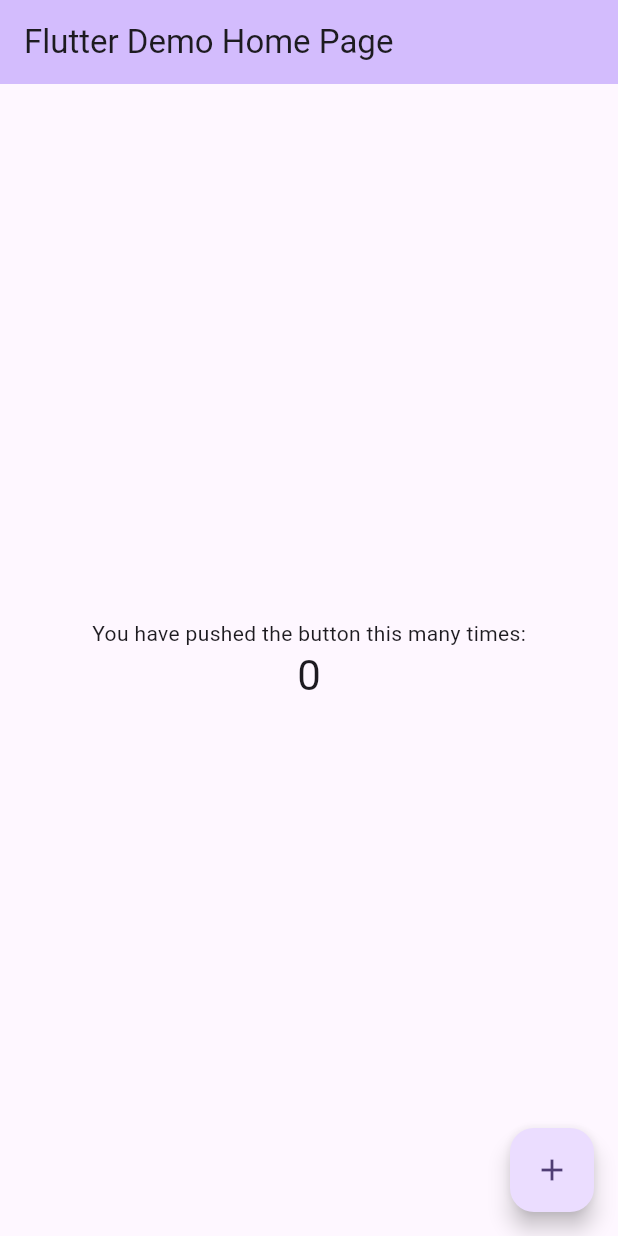
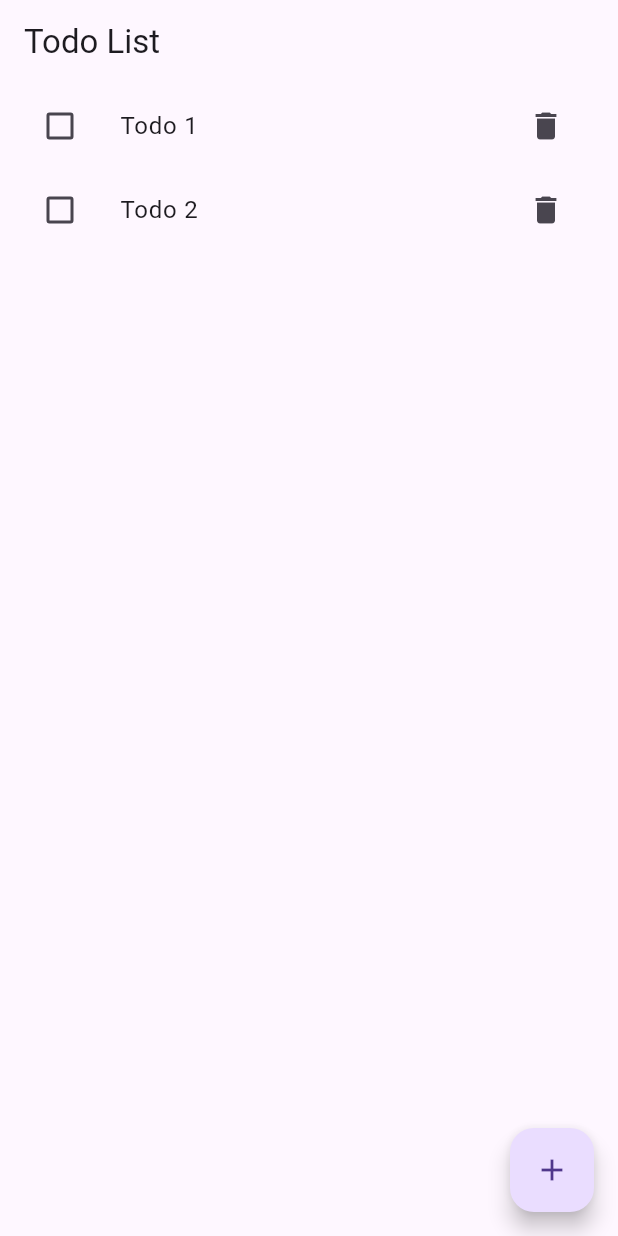
Before and after one commit to Abdi-Adan/todo_concept, a Flutter app: the screen it shows after launch, on a phone screen of 412 x 824 dp. Run offline on Flutter 3.47's test engine with Material 3 defaults, Android fonts, the phone set to English and light mode, and no system bars; our stand-ins replace bloc, equatable, flutter_bloc, logger.

Commit message:
feat: setup app scaffold, add bloc pattern'

```diff
--- /dev/null
+++ b/lib/domain/bloc/todo_bloc.dart
@@ -0,0 +1,49 @@
+import 'package:bloc/bloc.dart';
+import 'package:todo_concept/domain/bloc/todo_event.dart';
+import 'package:todo_concept/domain/bloc/todo_state.dart';
+import 'package:todo_concept/domain/models/todo.dart';
+import 'package:todo_concept/repositories/todo_repository.dart';
+
+class TodoBloc extends Bloc<TodoEvent, TodoState> {
+  final TodoRepository todoRepository;
+
+  TodoBloc({required this.todoRepository}) : super(TodoInitial()) {
+    on<LoadTodos>((event, emit) async {
+      emit(TodoLoadInProgress());
+      try {
+        final todos = await todoRepository.fetchTodos();
+        emit(TodoLoadSuccess(todos));
+      } catch (e) {
+        emit(TodoLoadFailure(e.toString()));
+      }
+    });
+
+    on<AddTodo>((event, emit) async {
+      if (state is TodoLoadSuccess) {
+        final List<Todo> updatedTodos =
+            List.from((state as TodoLoadSuccess).todos)..add(event.todo);
+        emit(TodoLoadSuccess(updatedTodos));
+      }
+    });
+
+    on<UpdateTodo>((event, emit) async {
+      if (state is TodoLoadSuccess) {
+        final List<Todo> updatedTodos = (state as TodoLoadSuccess)
+            .todos
+            .map((todo) => todo.id == event.todo.id ? event.todo : todo)
+            .toList();
+        emit(TodoLoadSuccess(updatedTodos));
+      }
+    });
+
+    on<DeleteTodo>((event, emit) async {
+      if (state is TodoLoadSuccess) {
+        final updatedTodos = (state as TodoLoadSuccess)
+            .todos
+            .where((todo) => todo.id != event.id)
+            .toList();
+        emit(TodoLoadSuccess(updatedTodos));
+      }
+    });
+  }
+}
--- /dev/null
+++ b/lib/domain/bloc/todo_event.dart
@@ -0,0 +1,36 @@
+import 'package:equatable/equatable.dart';
+import 'package:todo_concept/domain/models/todo.dart';
+
+abstract class TodoEvent extends Equatable {
+  @override
+  List<Object?> get props => [];
+}
+
+class LoadTodos extends TodoEvent {}
+
+class AddTodo extends TodoEvent {
+  final Todo todo;
+
+  AddTodo(this.todo);
+
+  @override
+  List<Object> get props => [todo];
+}
+
+class UpdateTodo extends TodoEvent {
+  final Todo todo;
+
+  UpdateTodo(this.todo);
+
+  @override
+  List<Object> get props => [todo];
+}
+
+class DeleteTodo extends TodoEvent {
+  final String id;
+
+  DeleteTodo(this.id);
+
+  @override
+  List<Object> get props => [id];
+}
--- /dev/null
+++ b/lib/domain/bloc/todo_state.dart
@@ -0,0 +1,29 @@
+import 'package:equatable/equatable.dart';
+import 'package:todo_concept/domain/models/todo.dart';
+
+abstract class TodoState extends Equatable {
+  @override
+  List<Object?> get props => [];
+}
+
+class TodoInitial extends TodoState {}
+
+class TodoLoadInProgress extends TodoState {}
+
+class TodoLoadSuccess extends TodoState {
+  final List<Todo> todos;
+
+  TodoLoadSuccess(this.todos);
+
+  @override
+  List<Object> get props => [todos];
+}
+
+class TodoLoadFailure extends TodoState {
+  final String error;
+
+  TodoLoadFailure(this.error);
+
+  @override
+  List<Object> get props => [error];
+}
--- /dev/null
+++ b/lib/domain/entities/app_constants.dart
@@ -0,0 +1,3 @@
+import 'package:logger/logger.dart';
+
+Logger logger = Logger();
--- /dev/null
+++ b/lib/domain/models/todo.dart
@@ -0,0 +1,20 @@
+///TODO: Annotate with freezed/equatable and json serializable to generate useful methods
+class Todo {
+  final String id;
+  final String title;
+  final bool isCompleted;
+
+  Todo({
+    required this.id,
+    required this.title,
+    this.isCompleted = false,
+  });
+
+  Todo copyWith({String? id, String? title, bool? isCompleted}) {
+    return Todo(
+      id: id ?? this.id,
+      title: title ?? this.title,
+      isCompleted: isCompleted ?? this.isCompleted,
+    );
+  }
+}
--- a/lib/main.dart
+++ b/lib/main.dart
@@ -1,125 +1,42 @@
 import 'package:flutter/material.dart';
+import 'package:flutter/services.dart';
+import 'package:flutter_bloc/flutter_bloc.dart';
+import 'package:todo_concept/domain/bloc/todo_bloc.dart';
+import 'package:todo_concept/domain/bloc/todo_event.dart';
+import 'package:todo_concept/domain/entities/app_constants.dart';
+import 'package:todo_concept/presentation/pages/todo_concept_app.dart';
+import 'package:todo_concept/repositories/todo_repository.dart';
 
-void main() {
-  runApp(const MyApp());
+void main() async {
+  WidgetsFlutterBinding.ensureInitialized();
+
+  // Handle platform specific errors during initialization
+  try {
+    await SystemChannels.platform.invokeMethod<void>('setMethod');
+  } on PlatformException catch (e) {
+    logger.w(e.toString());
+  }
+
+  // Lock application orientation to portait
+  SystemChrome.setPreferredOrientations([DeviceOrientation.portraitUp]);
+
+  final TodoRepository todoRepository = TodoRepository();
+  runApp(TodoApp(todoRepository: todoRepository));
 }
 
-class MyApp extends StatelessWidget {
-  const MyApp({super.key});
+class TodoApp extends StatelessWidget {
+  final TodoRepository todoRepository;
 
-  // This widget is the root of your application.
+  const TodoApp({super.key, required this.todoRepository});
+
   @override
   Widget build(BuildContext context) {
     return MaterialApp(
-      title: 'Flutter Demo',
-      theme: ThemeData(
-        // This is the theme of your application.
-        //
-        // TRY THIS: Try running your application with "flutter run". You'll see
-        // the application has a purple toolbar. Then, without quitting the app,
-        // try changing the seedColor in the colorScheme below to Colors.green
-        // and then invoke "hot reload" (save your changes or press the "hot
-        // reload" button in a Flutter-supported IDE, or press "r" if you used
-        // the command line to start the app).
-        //
-        // Notice that the counter didn't reset back to zero; the application
-        // state is not lost during the reload. To reset the state, use hot
-        // restart instead.
-        //
-        // This works for code too, not just values: Most code changes can be
-        // tested with just a hot reload.
-        colorScheme: ColorScheme.fromSeed(seedColor: Colors.deepPurple),
-        useMaterial3: true,
+      home: BlocProvider(
+        create: (context) =>
+            TodoBloc(todoRepository: todoRepository)..add(LoadTodos()),
+        child: TodoPage(),
       ),
-      home: const MyHomePage(title: 'Flutter Demo Home Page'),
     );
   }
 }
-
-class MyHomePage extends StatefulWidget {
-  const MyHomePage({super.key, required this.title});
-
-  // This widget is the home page of your application. It is stateful, meaning
-  // that it has a State object (defined below) that contains fields that affect
-  // how it looks.
-
-  // This class is the configuration for the state. It holds the values (in this
-  // case the title) provided by the parent (in this case the App widget) and
-  // used by the build method of the State. Fields in a Widget subclass are
-  // always marked "final".
-
-  final String title;
-
-  @override
-  State<MyHomePage> createState() => _MyHomePageState();
-}
-
-class _MyHomePageState extends State<MyHomePage> {
-  int _counter = 0;
-
-  void _incrementCounter() {
-    setState(() {
-      // This call to setState tells the Flutter framework that something has
-      // changed in this State, which causes it to rerun the build method below
-      // so that the display can reflect the updated values. If we changed
-      // _counter without calling setState(), then the build method would not be
-      // called again, and so nothing would appear to happen.
-      _counter++;
-    });
-  }
-
-  @override
-  Widget build(BuildContext context) {
-    // This method is rerun every time setState is called, for instance as done
-    // by the _incrementCounter method above.
-    //
-    // The Flutter framework has been optimized to make rerunning build methods
-    // fast, so that you can just rebuild anything that needs updating rather
-    // than having to individually change instances of widgets.
-    return Scaffold(
-      appBar: AppBar(
-        // TRY THIS: Try changing the color here to a specific color (to
-        // Colors.amber, perhaps?) and trigger a hot reload to see the AppBar
-        // change color while the other colors stay the same.
-        backgroundColor: Theme.of(context).colorScheme.inversePrimary,
-        // Here we take the value from the MyHomePage object that was created by
-        // the App.build method, and use it to set our appbar title.
-        title: Text(widget.title),
-      ),
-      body: Center(
-        // Center is a layout widget. It takes a single child and positions it
-        // in the middle of the parent.
-        child: Column(
-          // Column is also a layout widget. It takes a list of children and
-          // arranges them vertically. By default, it sizes itself to fit its
-          // children horizontally, and tries to be as tall as its parent.
-          //
-          // Column has various properties to control how it sizes itself and
-          // how it positions its children. Here we use mainAxisAlignment to
-          // center the children vertically; the main axis here is the vertical
-          // axis because Columns are vertical (the cross axis would be
-          // horizontal).
-          //
-          // TRY THIS: Invoke "debug painting" (choose the "Toggle Debug Paint"
-          // action in the IDE, or press "p" in the console), to see the
-          // wireframe for each widget.
-          mainAxisAlignment: MainAxisAlignment.center,
-          children: <Widget>[
-            const Text(
-              'You have pushed the button this many times:',
-            ),
-            Text(
-              '$_counter',
-              style: Theme.of(context).textTheme.headlineMedium,
-            ),
-          ],
-        ),
-      ),
-      floatingActionButton: FloatingActionButton(
-        onPressed: _incrementCounter,
-        tooltip: 'Increment',
-        child: const Icon(Icons.add),
-      ), // This trailing comma makes auto-formatting nicer for build methods.
-    );
-  }
-}
--- /dev/null
+++ b/lib/presentation/molecular/todo_item.dart
@@ -0,0 +1,34 @@
+import 'package:flutter/material.dart';
+import 'package:flutter_bloc/flutter_bloc.dart';
+import 'package:todo_concept/domain/bloc/todo_bloc.dart';
+import 'package:todo_concept/domain/bloc/todo_event.dart';
+import 'package:todo_concept/domain/models/todo.dart';
+
+class TodoItem extends StatelessWidget {
+  final Todo todo;
+
+  const TodoItem({super.key, required this.todo});
+
+  @override
+  Widget build(BuildContext context) {
+    return ListTile(
+      title: Text(todo.title),
+      leading: Checkbox(
+        value: todo.isCompleted,
+        onChanged: (bool? value) {
+          context.read<TodoBloc>().add(
+                UpdateTodo(
+                  todo.copyWith(isCompleted: value ?? false),
+                ),
+              );
+        },
+      ),
+      trailing: IconButton(
+        icon: const Icon(Icons.delete),
+        onPressed: () {
+          context.read<TodoBloc>().add(DeleteTodo(todo.id));
+        },
+      ),
+    );
+  }
+}
--- /dev/null
+++ b/lib/presentation/pages/todo_concept_app.dart
@@ -0,0 +1,50 @@
+import 'package:flutter/material.dart';
+import 'package:flutter_bloc/flutter_bloc.dart';
+import 'package:todo_concept/domain/bloc/todo_bloc.dart';
+import 'package:todo_concept/domain/bloc/todo_event.dart';
+import 'package:todo_concept/domain/bloc/todo_state.dart';
+import 'package:todo_concept/domain/models/todo.dart';
+import 'package:todo_concept/presentation/molecular/todo_item.dart';
+
+///TODO: Add dialog/page to collect user's name and email
+///TODO: Improve UI Code to follow clean code principles
+// ignore: use_key_in_widget_constructors
+class TodoPage extends StatelessWidget {
+  @override
+  Widget build(BuildContext context) {
+    return Scaffold(
+      appBar: AppBar(
+        title: const Text('Todo List'),
+      ),
+      body: BlocBuilder<TodoBloc, TodoState>(
+        builder: (context, state) {
+          if (state is TodoLoadInProgress) {
+            return const Center(child: CircularProgressIndicator());
+          } else if (state is TodoLoadSuccess) {
+            return ListView.builder(
+              itemCount: state.todos.length,
+              itemBuilder: (context, index) {
+                return TodoItem(todo: state.todos[index]);
+              },
+            );
+          } else if (state is TodoLoadFailure) {
+            return Center(child: Text('Failed to load todos: ${state.error}'));
+          } else {
+            return const Center(child: Text('No Todos'));
+          }
+        },
+      ),
+      floatingActionButton: FloatingActionButton(
+        onPressed: () {
+          // Handle adding new todo
+          final newTodo = Todo(
+            id: DateTime.now().toString(),
+            title: 'New Todo',
+          );
+          context.read<TodoBloc>().add(AddTodo(newTodo));
+        },
+        child: const Icon(Icons.add),
+      ),
+    );
+  }
+}
--- /dev/null
+++ b/lib/repositories/todo_repository.dart
@@ -0,0 +1,13 @@
+import 'package:todo_concept/domain/models/todo.dart';
+
+class TodoRepository {
+  Future<List<Todo>> fetchTodos() async {
+    // Simulating network call
+    await Future.delayed(const Duration(seconds: 2));
+    ///TODO: Add support for firebase storage and local storage
+    return [
+      Todo(id: '1', title: 'Todo 1'),
+      Todo(id: '2', title: 'Todo 2'),
+    ];
+  }
+}
```
Also changed, not shown: pubspec.yaml (+7 -39 lines), pubspec.lock, 3 other files.
